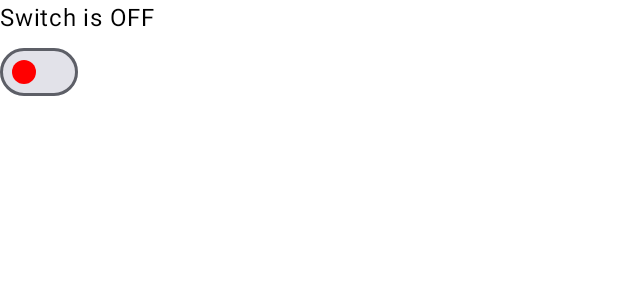
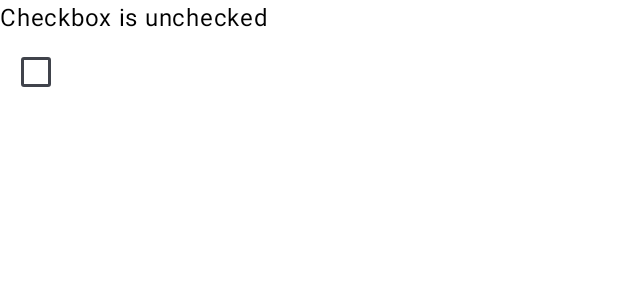
Before and after one commit to JangWoojun/Compose_UI, an Android app built with Jetpack Compose: the @Preview function GreetingPreview, on a phone screen of 412 x 824 dp. Shown: the top 300 px of the screen. Run offline under Robolectric (Android 15) with nearby library versions, the phone set to English and light mode, and no system bars.

Commit message:
16. Checkbox

```diff
--- a/app/src/main/java/com/seogaemo/compose_ui/MainActivity.kt
+++ b/app/src/main/java/com/seogaemo/compose_ui/MainActivity.kt
@@ -5,18 +5,13 @@ import androidx.activity.ComponentActivity
 import androidx.activity.compose.setContent
 import androidx.activity.enableEdgeToEdge
 import androidx.compose.foundation.layout.Column
-import androidx.compose.foundation.layout.fillMaxWidth
-import androidx.compose.material3.Slider
-import androidx.compose.material3.Switch
-import androidx.compose.material3.SwitchDefaults
+import androidx.compose.material3.Checkbox
 import androidx.compose.material3.Text
 import androidx.compose.runtime.Composable
 import androidx.compose.runtime.getValue
-import androidx.compose.runtime.mutableFloatStateOf
 import androidx.compose.runtime.mutableStateOf
 import androidx.compose.runtime.remember
 import androidx.compose.runtime.setValue
-import androidx.compose.ui.Modifier
 import androidx.compose.ui.tooling.preview.Preview
 import com.seogaemo.compose_ui.ui.theme.Compose_UITheme
 
@@ -36,18 +31,12 @@ class MainActivity : ComponentActivity() {
 fun Greeting() {
     var isChecked by remember { mutableStateOf(false) }
 
-    Column(
-        modifier = Modifier.fillMaxWidth()
-    ) {
-        Text(text = if (isChecked) "Switch is ON" else "Switch is OFF")
+    Column {
+        Text(text = if (isChecked) "Checkbox is checked" else "Checkbox is unchecked")
 
-        Switch(
+        Checkbox(
             checked = isChecked,
-            onCheckedChange = { isChecked = it },
-            colors = SwitchDefaults.colors(
-                checkedThumbColor = androidx.compose.ui.graphics.Color.Green,
-                uncheckedThumbColor = androidx.compose.ui.graphics.Color.Red
-            )
+            onCheckedChange = { isChecked = it }
         )
     }
 }
```
